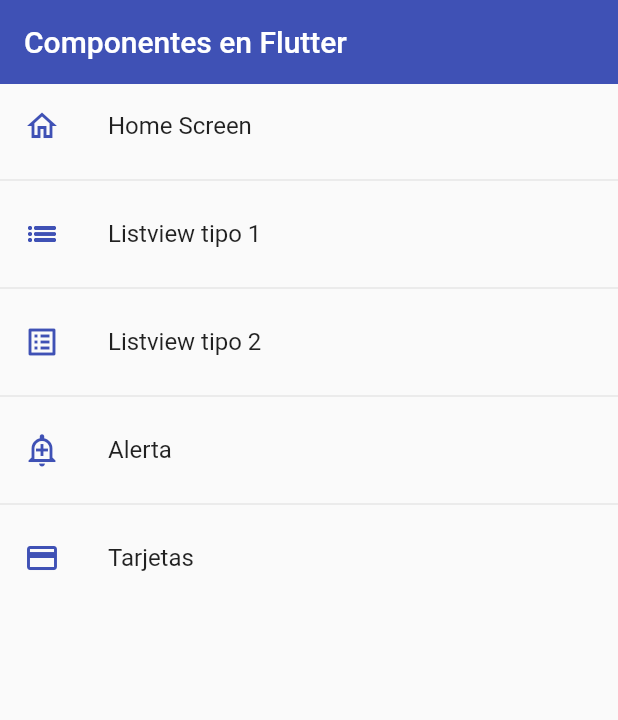
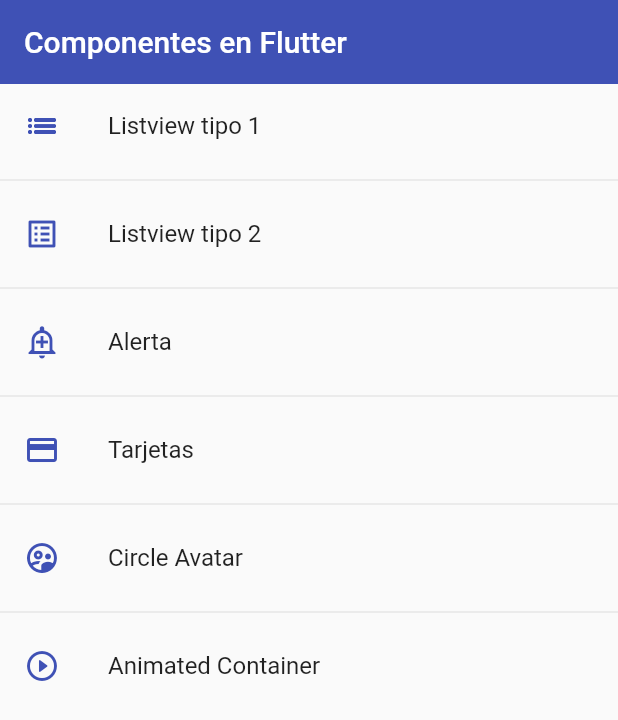
Before and after one commit to puchingui/flutter_components, a Flutter app: the screen it shows after launch, on a phone screen of 412 x 824 dp. Shown: the top 720 px of the screen. Run offline on Flutter 3.47's test engine with Material 2 defaults, Android fonts, the phone set to English and light mode, and no system bars.

Commit message:
AnimatedContainer y CircleAvatar

```diff
--- a/lib/router/app_routes.dart
+++ b/lib/router/app_routes.dart
@@ -7,11 +7,11 @@ class AppRoutes {
   static const initialRoute = 'home';
 
   static final menuOptions = <MenuOption>[
-    MenuOption(
-        route: 'home',
-        name: 'Home Screen',
-        screen: const HomeScreen(),
-        icon: Icons.home_outlined),
+    // MenuOption(
+    //     route: 'home',
+    //     name: 'Home Screen',
+    //     screen: const HomeScreen(),
+    //     icon: Icons.home_outlined),
     MenuOption(
         route: 'listview1',
         name: 'Listview tipo 1',
@@ -31,11 +31,24 @@ class AppRoutes {
         route: 'card',
         name: 'Tarjetas',
         screen: const CardScreen(),
-        icon: Icons.credit_card_outlined)
+        icon: Icons.credit_card_outlined),
+    MenuOption(
+        route: 'avatar',
+        name: 'Circle Avatar',
+        screen: const AvatarScreen(),
+        icon: Icons.supervised_user_circle_outlined),
+    MenuOption(
+        route: 'animated',
+        name: 'Animated Container',
+        screen: const AnimatedScreen(),
+        icon: Icons.play_circle_outline_rounded)
   ];
 
   static Map<String, Widget Function(BuildContext)> getAppRoutes() {
     Map<String, Widget Function(BuildContext)> appRoutes = {};
+
+    // Esta linea agrega la ruta al homeScreen removida del menu principal
+    appRoutes.addAll({'home': (BuildContext context) => const HomeScreen()});
 
     for (final option in menuOptions) {
       appRoutes.addAll({option.route: (BuildContext context) => option.screen});
--- a/lib/screens/screens.dart
+++ b/lib/screens/screens.dart
@@ -1,5 +1,7 @@
+export 'package:fl_components/screens/alert_screen.dart';
+export 'package:fl_components/screens/animated_screen.dart';
+export 'package:fl_components/screens/avatar_screen.dart';
 export 'package:fl_components/screens/card_screen.dart';
-export 'package:fl_components/screens/alert_screen.dart';
+export 'package:fl_components/screens/home_screen.dart';
 export 'package:fl_components/screens/listiview1_screen.dart';
 export 'package:fl_components/screens/listiview2_screen.dart';
-export 'package:fl_components/screens/home_screen.dart';
```
Also changed, not shown: lib/screens/animated_screen.dart (added, +53 -0 lines), lib/screens/avatar_screen.dart (added, +30 -0 lines).
